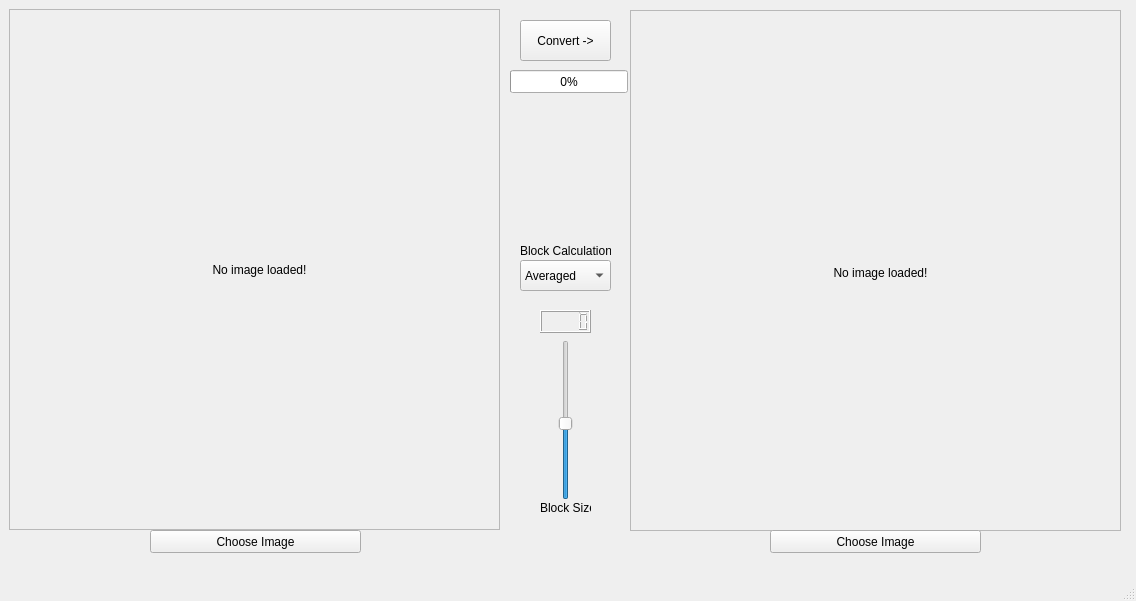
Qt form window.ui (boingboomtschak/graphite-py) before a commit.
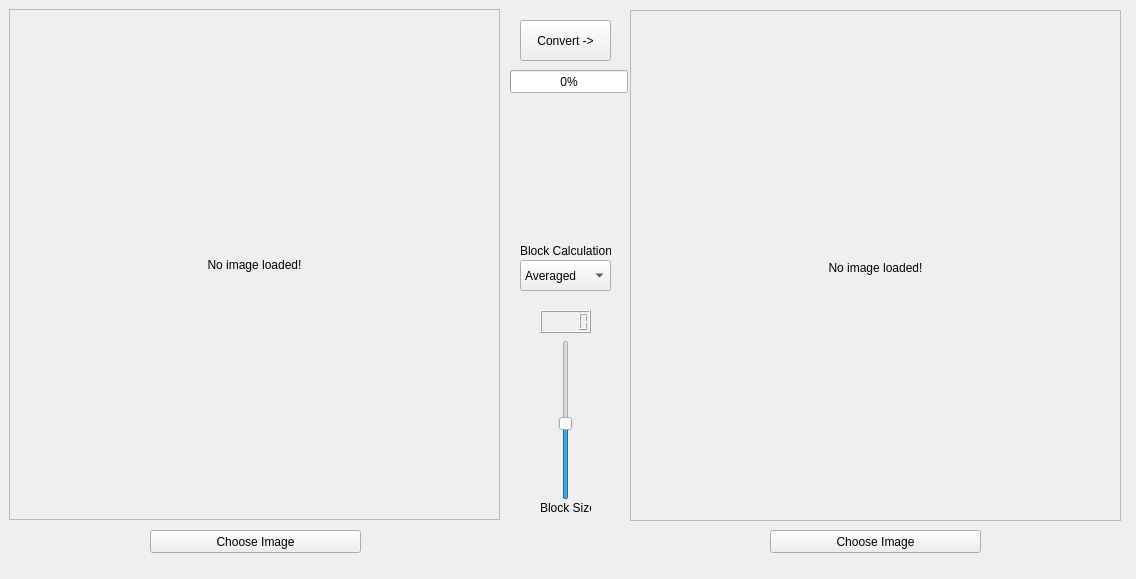
The same form after that commit.

Commit message: Testing Git credential fixes

The edit to the form file:
```diff
--- a/window.ui
+++ b/window.ui
@@ -7,7 +7,7 @@
     <x>0</x>
     <y>0</y>
     <width>1136</width>
-    <height>601</height>
+    <height>579</height>
    </rect>
   </property>
   <property name="sizePolicy">
@@ -26,7 +26,7 @@
       <x>9</x>
       <y>9</y>
       <width>491</width>
-      <height>521</height>
+      <height>511</height>
      </rect>
     </property>
     <property name="accessibleName">
@@ -41,10 +41,10 @@
     <widget class="QLabel" name="inputImage">
      <property name="geometry">
       <rect>
-       <x>10</x>
+       <x>0</x>
        <y>0</y>
-       <width>481</width>
-       <height>521</height>
+       <width>491</width>
+       <height>511</height>
       </rect>
      </property>
      <property name="accessibleName">
@@ -64,7 +64,7 @@
       <x>630</x>
       <y>10</y>
       <width>491</width>
-      <height>521</height>
+      <height>511</height>
      </rect>
     </property>
     <property name="frameShape">
@@ -76,10 +76,10 @@
     <widget class="QLabel" name="outputImage">
      <property name="geometry">
       <rect>
-       <x>10</x>
+       <x>0</x>
        <y>2</y>
-       <width>481</width>
-       <height>521</height>
+       <width>491</width>
+       <height>511</height>
       </rect>
      </property>
      <property name="text">
@@ -234,7 +234,6 @@
     </rect>
    </property>
   </widget>
-  <widget class="QStatusBar" name="statusbar"/>
  </widget>
  <resources/>
  <connections/>
```
The commit also changes 1 other file.
